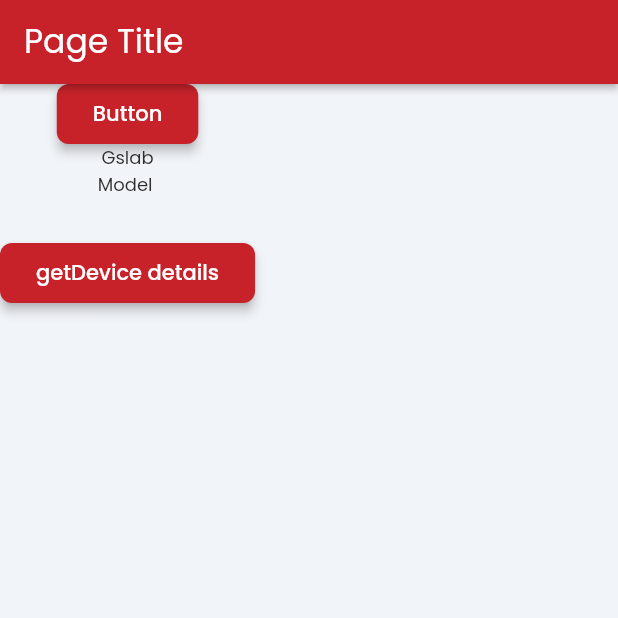
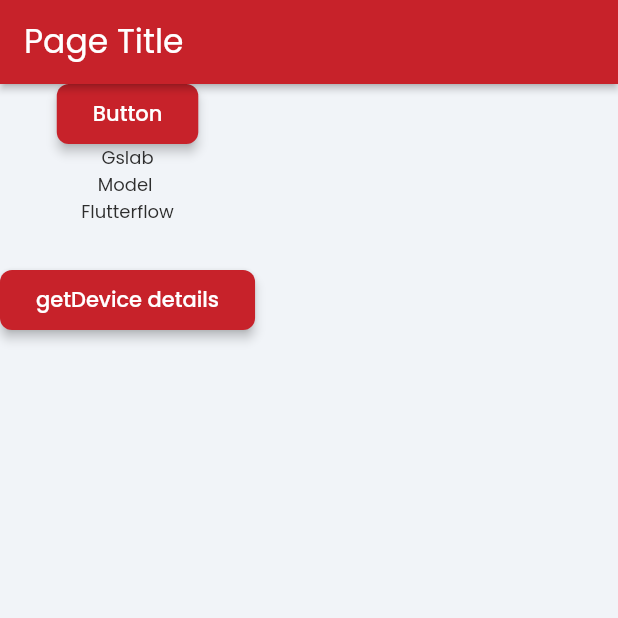
Before and after one commit to shriya-gslab/upipayments, a Flutter app: the screen it shows after launch, on a phone screen of 412 x 824 dp, the top half of it. Run offline on Flutter 3.47's test engine with Material 2 defaults, Android fonts, the phone set to English and light mode, and no system bars; drawn by our look-alikes of auto_size_text; our stand-ins replace barcode_widget, device_info_plus, dropdown_button2, font_awesome_flutter, from_css_color, go_router and 5 more; missing offline and left inert: json_path.

Commit message:
second commit

```diff
--- a/lib/button_action_screen/button_action_screen_widget.dart
+++ b/lib/button_action_screen/button_action_screen_widget.dart
@@ -109,6 +109,10 @@ class _ButtonActionScreenWidgetState extends State<ButtonActionScreenWidget> {
                     ),
                     style: FlutterFlowTheme.of(context).bodyMedium,
                   ),
+                  Text(
+                    "Flutterflow",
+                    style: FlutterFlowTheme.of(context).bodyMedium,
+                  ),
                   Padding(
                     padding:
                         EdgeInsetsDirectional.fromSTEB(0.0, 30.0, 0.0, 0.0),
```
